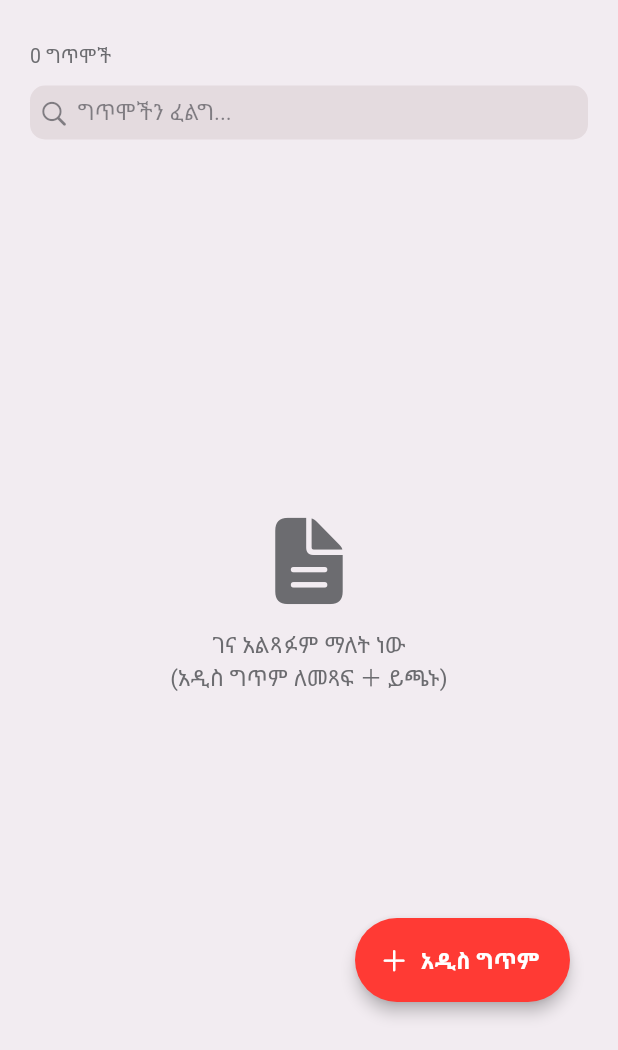
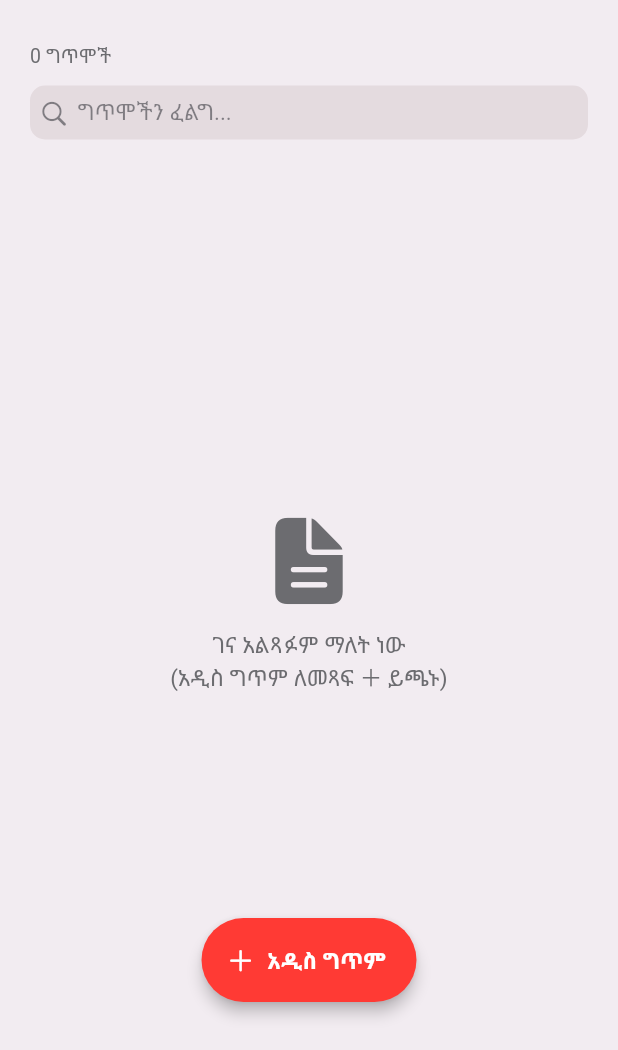
Before and after one commit to yoha52/poem-pad, a Flutter app: the screen it shows after launch, on a phone screen of 412 x 824 dp, the part 186-1236 px from its top. Run offline on Flutter 3.47's test engine with Material 3 defaults, Android fonts, the phone set to English and light mode, and no system bars; our stand-ins replace file_picker, lottie, pdf, share_plus, shared_preferences, sqflite and 2 more; missing offline and left inert: window_manager; accounts and stored records are empty.

Commit message:
Center floating action button at bottom

```diff
--- a/lib/pages/home_page.dart
+++ b/lib/pages/home_page.dart
@@ -236,6 +236,7 @@ class _HomePageState extends State<HomePage> {
             autofocus: true,
             child: Scaffold(
               backgroundColor: colors.background,
+              floatingActionButtonLocation: FloatingActionButtonLocation.centerFloat,
               body: _isLoading
                   ? Center(
                       child: CircularProgressIndicator(color: colors.accent),
@@ -484,7 +485,7 @@ class _HomePageState extends State<HomePage> {
                       ),
                     ),
               floatingActionButton: Padding(
-                padding: const EdgeInsets.only(bottom: 16.0, right: 16.0),
+                padding: const EdgeInsets.only(bottom: 16.0),
                 child: FloatingActionButton.extended(
                   elevation: 4,
                   backgroundColor: colors.accent,
```
